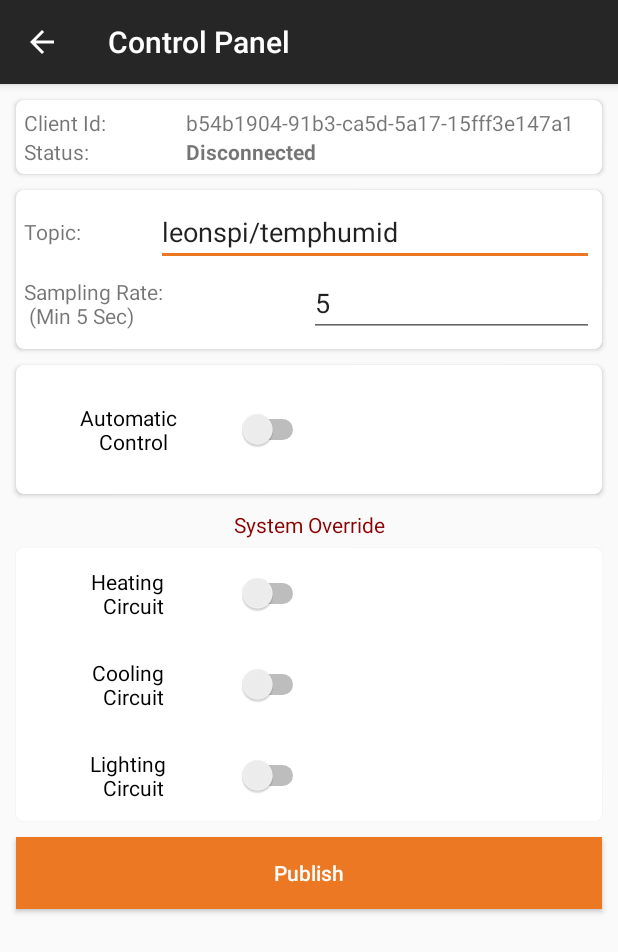
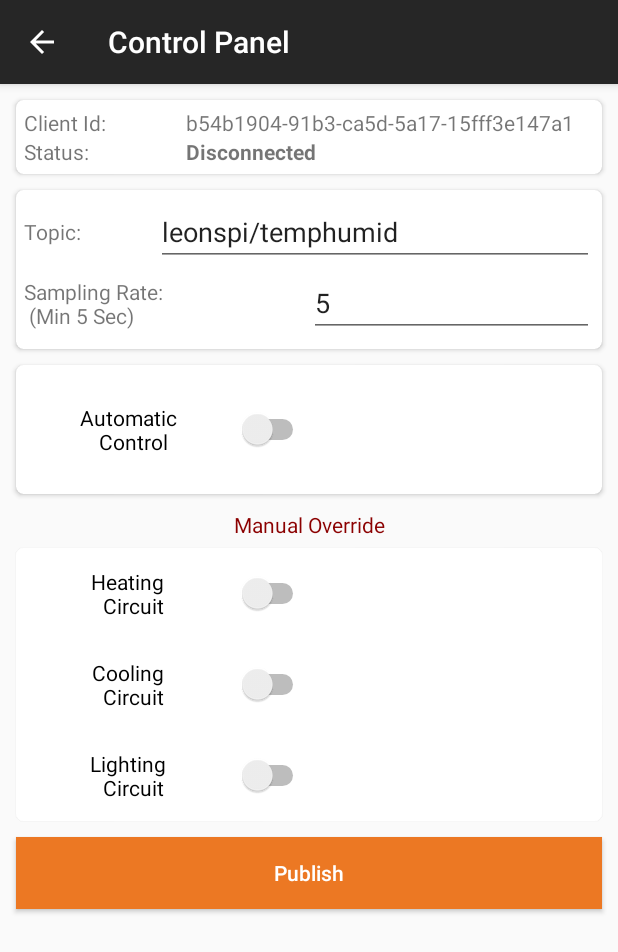
Before and after one commit to LeonMulvaney/IoTProject, an Android app: the ControlPanel screen opened directly, with no data from a screen before it, after a tap on "Publish", on a phone screen of 412 x 824 dp. Shown: the top 952 px of the screen. Run offline under Robolectric (Android 15) with nearby library versions, the phone set to English and light mode, and no system bars; libraries missing offline, so code that uses them is left out: com.amazonaws.auth, com.amazonaws.mobileconnectors, com.amazonaws.regions, com.amazonaws.services; 22 statements that could not run were skipped.

Commit message:
Switches hold logic Defaults for Circuits Set

```diff
--- a/app/src/main/java/ie/ncirl/x14445618student/bmscontroller/ControlPanel.java
+++ b/app/src/main/java/ie/ncirl/x14445618student/bmscontroller/ControlPanel.java
@@ -70,11 +70,14 @@ public class ControlPanel extends AppCompatActivity {
 
     //Declare Views & Variables
 
-    String automaticControlCircuit;
+    //Set Sample Interval default to 5 seconds
     int sampleInterval =5;
-    String heatingCircuit;
-    String coolingCircuit;
-    String lightingCicruit;
+
+    //Set Circuits to False as Default
+    String automaticControlCircuit = "False";
+    String heatingCircuit = "False";
+    String coolingCircuit = "False";
+    String lightingCircuit = "False";
 
     TextView tvClientId;
     TextView tvStatus;
@@ -85,6 +88,18 @@ public class ControlPanel extends AppCompatActivity {
     //Automatic Control Switch and Associated Views
     Switch automateSwitch;
     TextView automateStatusTv;
+
+    //Heating Control Switch and Associated Views
+    Switch heatingSwitch;
+    TextView heatingStatusTv;
+
+    //Cooling Control Switch and Associated Views
+    Switch coolingSwitch;
+    TextView coolingStatusTv;
+
+    //Lighting Control Switch and Associated Views
+    Switch lightingSwitch;
+    TextView lightingStatusTv;
 
     @Override
     protected void onCreate(Bundle savedInstanceState) {
@@ -98,15 +113,29 @@ public class ControlPanel extends AppCompatActivity {
         tvClientId = findViewById(R.id.clientIdTv);
         tvStatus = findViewById(R.id.statusTv);
 
+        //Set MQTT Topic in the OnCreate method
         topicEt = findViewById(R.id.topicEt);
         topicEt.setText("leonspi/temphumid");
 
+        //Sample Interval
+        sampleIntervalEt = findViewById(R.id.sampleIntervalEt);
+        sampleIntervalEt.setText("5");
+
         //Automatic Control Switch and Associated Views
         automateSwitch = findViewById(R.id.automateSwitch);
-        sampleIntervalEt = findViewById(R.id.sampleIntervalEt);
-        sampleIntervalEt.setText("5");
         automateStatusTv = findViewById(R.id.automateStatusTv);
 
+        //Heating  Switch and Associated Views
+        heatingSwitch = findViewById(R.id.heatingSwitch);
+        heatingStatusTv = findViewById(R.id.heatingStatusTv);
+
+        //Cooling Switch and Associated Views
+        coolingSwitch = findViewById(R.id.coolingSwitch);
+        coolingStatusTv = findViewById(R.id.coolingStatusTv);
+
+        //Lighting Switch and Associated Views
+        lightingSwitch = findViewById(R.id.lightingSwitch);
+        lightingStatusTv = findViewById(R.id.lightingStatusTv);
 
 
 
@@ -226,7 +255,7 @@ public class ControlPanel extends AppCompatActivity {
             }).start();
         }
 
-        //Target Switch and Listen for changes
+        //Target Automatic Control Switch and Listen for changes
         automateSwitch.setOnCheckedChangeListener(new CompoundButton.OnCheckedChangeListener() {
             public void onCheckedChanged(CompoundButton buttonView, boolean isChecked) {
                 try{
@@ -239,6 +268,10 @@ public class ControlPanel extends AppCompatActivity {
                     automaticControlCircuit = "true"; //Set Automatic Control Circuit to True
                     automateStatusTv.setText("System Automation: ON");
 
+                    //Heating or Cooling Circuits cannot be Manually Overridden if System is in Automation Mode, set both to False
+                    heatingSwitch.setChecked(false);
+                    coolingSwitch.setChecked(false);
+
                 }
                 else{
                     automaticControlCircuit = "false";//Turn Sensor Off
@@ -247,6 +280,80 @@ public class ControlPanel extends AppCompatActivity {
             }
         });
 
+        //Target Heating Circuit Switch and Listen for changes
+        heatingSwitch.setOnCheckedChangeListener(new CompoundButton.OnCheckedChangeListener() {
+            public void onCheckedChanged(CompoundButton buttonView, boolean isChecked) {
+                try{
+                }
+                catch(NumberFormatException nfe) {
+                    System.out.println(nfe);
+                };
+
+                if(isChecked ==true){
+                    heatingCircuit = "true"; //Set Heating Circuit to True
+                    heatingStatusTv.setText("Heating Circuit: ON");
+
+                    //Automatic or Cooling Circuits cannot be running if Heating is Manually Overridden, set both to False
+                    automateSwitch.setChecked(false);
+                    coolingSwitch.setChecked(false);
+
+                }
+                else{
+                    heatingCircuit = "false";//Set Heating Circuit to False
+                    heatingStatusTv.setText("Heating Circuit: OFF");
+                }
+            }
+        });
+
+        //Target Cooling Circuit Switch and Listen for changes
+        coolingSwitch.setOnCheckedChangeListener(new CompoundButton.OnCheckedChangeListener() {
+            public void onCheckedChanged(CompoundButton buttonView, boolean isChecked) {
+                try{
+                }
+                catch(NumberFormatException nfe) {
+                    System.out.println(nfe);
+                };
+
+                if(isChecked ==true){
+                    coolingCircuit = "true"; //Set Cooling Circuit to True
+                    coolingStatusTv.setText("Cooling Circuit: ON");
+
+                    //Automatic or Heating Circuits cannot be running if Cooling is Manually Overridden, set both to False
+                    automateSwitch.setChecked(false);
+                    heatingSwitch.setChecked(false);
+
+                }
+                else{
+                    coolingCircuit = "false";//Set Cooling Circuit to True
+                    coolingStatusTv.setText("Cooling Circuit: OFF");
+                }
+            }
+        });
+
+        //Target Cooling Circuit Switch and Listen for changes
+        lightingSwitch.setOnCheckedChangeListener(new CompoundButton.OnCheckedChangeListener() {
+            public void onCheckedChanged(CompoundButton buttonView, boolean isChecked) {
+                try{
+                }
+                catch(NumberFormatException nfe) {
+                    System.out.println(nfe);
+                };
+
+                if(isChecked ==true){
+                    lightingCircuit = "true"; //Set Lighting Circuit to True
+                    lightingStatusTv.setText("Lighting Circuit: ON");
+
+                    //Lighting Circuit Does not Affect the Automatic, Heaing or Cooling Circuits
+
+                }
+                else{
+                    lightingCircuit = "false";//Set Lighting Circuit to True
+                    lightingStatusTv.setText("Lighting Circuit: OFF");
+                }
+            }
+        });
+
+        //Automatically Call connect method - Thus, negating the need for a button to do so
         connect();
 
     } //End of OnCreate -------------------------------------
@@ -334,11 +441,11 @@ public class ControlPanel extends AppCompatActivity {
         //Parse data as JSON Object
         JSONObject data = new JSONObject();
         try{
+            data.put("sampleInterval",sampleInterval);
             data.put("automaticControlCircuit",automaticControlCircuit);
-            data.put("sampleInterval",sampleInterval);
-            data.put("heatingCircuit","False");
-            data.put("coolingCircuit","False");
-            data.put("lightingCircuit","False");
+            data.put("heatingCircuit",heatingCircuit);
+            data.put("coolingCircuit",coolingCircuit);
+            data.put("lightingCircuit",lightingCircuit);
         }
         catch (JSONException e) {
             e.printStackTrace();
--- a/app/src/main/res/layout/activity_control_panel.xml
+++ b/app/src/main/res/layout/activity_control_panel.xml
@@ -6,7 +6,9 @@
     android:layout_height="match_parent"
     tools:context="ie.ncirl.x14445618student.bmscontroller.ControlPanel"
     android:orientation="vertical"
-    android:padding="5dp">
+    android:padding="5dp"
+    android:descendantFocusability="beforeDescendants"
+    android:focusableInTouchMode="true">
 
     <android.support.v7.widget.CardView
         android:layout_width="fill_parent"
@@ -185,8 +187,7 @@
     <TextView
         android:layout_width="fill_parent"
         android:layout_height="20dp"
-        android:text="System Override"
-
+        android:text="Manual Override"
         android:textColor="@color/darkRed"
         android:textAlignment="center"
         android:layout_marginTop="5dp"/>
--- a/app/src/main/res/layout/activity_main.xml
+++ b/app/src/main/res/layout/activity_main.xml
@@ -17,8 +17,6 @@
             android:layout_height="150dp"
             android:layout_gravity="center"
             android:src="@drawable/logo"/>
-
-
     </LinearLayout>
 
 
--- a/app/src/main/res/values/colors.xml
+++ b/app/src/main/res/values/colors.xml
@@ -5,4 +5,5 @@
     <color name="colorAccent">#EC7823</color>
     <color name="green">#008000</color>
     <color name="darkRed">#8B0000</color>
+    <color name="black">#000000</color>
 </resources>
```
Also changed, not shown: app/src/main/res/layout/activity_system_status.xml (+95 -23 lines).
